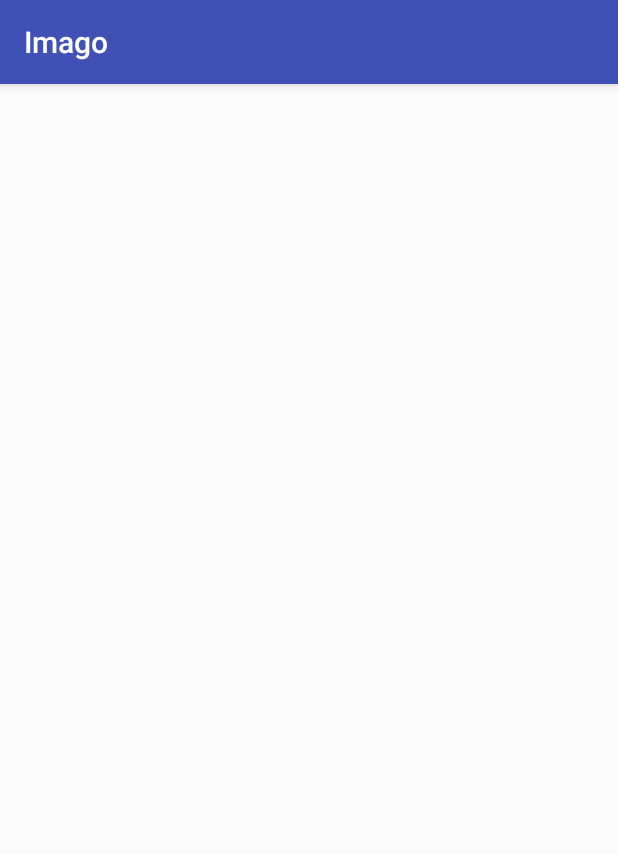
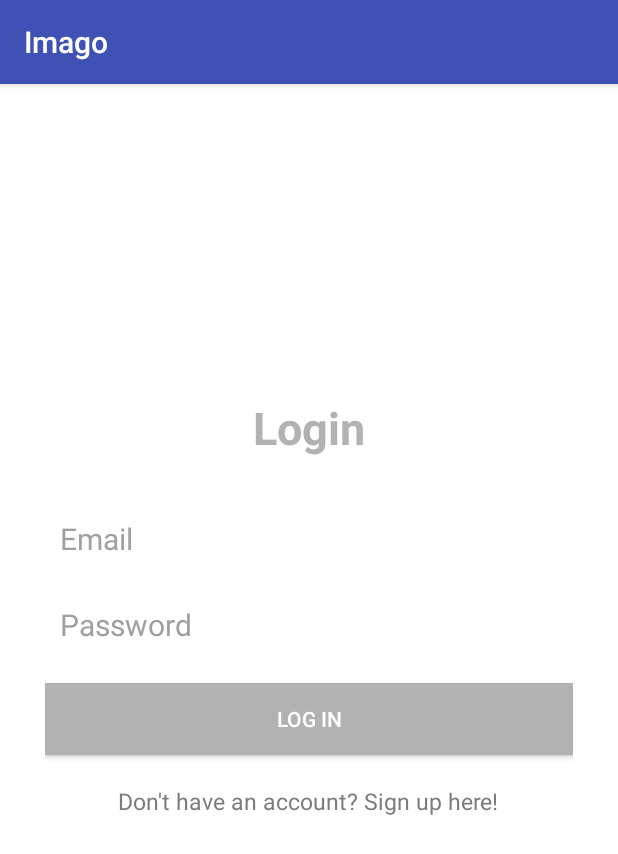
Before and after one commit to katebyars/Imago, an Android app: the screen it shows after launch (LoginActivity), on a phone screen of 412 x 824 dp. Shown: the top 854 px of the screen. Run offline under Robolectric (Android 15) with nearby library versions, the phone set to English and light mode, and no system bars; our stand-ins replace ButterKnife; 1 statement that could not run was skipped.

```diff
--- a/app/src/main/java/com/example/guest/imago/ui/LoginActivity.java
+++ b/app/src/main/java/com/example/guest/imago/ui/LoginActivity.java
@@ -1,10 +1,72 @@
 package com.example.guest.imago.ui;
 
+import android.content.Intent;
+import android.graphics.Typeface;
+import android.os.Bundle;
 import android.support.v7.app.AppCompatActivity;
+import android.view.View;
+import android.widget.Button;
+import android.widget.EditText;
+import android.widget.TextView;
 
-/**
- * Created by Guest on 10/30/17.
- */
+import com.example.guest.imago.R;
 
-public class LoginActivity extends AppCompatActivity {
+import org.w3c.dom.Text;
+
+import butterknife.Bind;
+import butterknife.ButterKnife;
+
+public class LoginActivity extends AppCompatActivity implements View.OnClickListener {
+
+    @Bind(R.id.registerTextView)
+    TextView mRegisterTextView;
+
+    @Bind(R.id.emailEditText)
+    EditText mEmailEditText;
+
+    @Bind(R.id.passwordEditText)
+    EditText mPasswordEditText;
+
+    @Bind(R.id.passwordLoginButton)
+    Button mPasswordLoginButton;
+
+    @Bind(R.id.registerTextView)
+    TextView getmRegisterTextView;
+
+    @Bind(R.id.loginTitleTextView)
+    TextView mLoginTitleTextView;
+
+    @Override
+    protected void onCreate(Bundle savedInstanceState) {
+        super.onCreate(savedInstanceState);
+        setContentView(R.layout.activity_login);
+
+        ButterKnife.bind(this);
+
+        Typeface blackTinBox = Typeface.createFromAsset(getAssets(), "fonts/Walkwayrounded.ttf");
+        mRegisterTextView.setTypeface(blackTinBox);
+
+
+        ButterKnife.bind(this);
+        mRegisterTextView.setOnClickListener(this);
+        mPasswordLoginButton.setOnClickListener(this);
+    }
+
+    @Override
+    public void onClick(View view) {
+
+        if (view == mRegisterTextView) {
+            Intent intent = new Intent(LoginActivity.this, CreateAccountActivity.class);
+            startActivity(intent);
+            finish();
+        }
+
+        if (view == mPasswordLoginButton) {
+            Intent intent = new Intent(LoginActivity.this, MainActivity.class);
+            startActivity(intent);
+            finish();
+        }
+    }
+
+
 }
--- a/app/src/main/java/com/example/guest/imago/ui/MainActivity.java
+++ b/app/src/main/java/com/example/guest/imago/ui/MainActivity.java
@@ -65,7 +65,6 @@ public class MainActivity extends AppCompatActivity implements View.OnClickListe
     public void onClick(View v) {
         if(v == mFindImagesButton) {
             String query = mSearchEditText.getText().toString();
-            addToSharedPreferences(query);
             Intent intent = new Intent(MainActivity.this, ImageListActivity.class);
             intent.putExtra("query", query);
             startActivity(intent);
--- a/app/src/main/res/layout/activity_login.xml
+++ b/app/src/main/res/layout/activity_login.xml
@@ -5,7 +5,7 @@
     android:layout_width="match_parent"
     android:layout_height="match_parent"
     tools:context="com.example.guest.imago.ui.LoginActivity"
-    android:background="@color/colorPrimary">
+    android:background="@color/colorWhite">
 
     <LinearLayout
         android:orientation="vertical"
@@ -43,16 +43,15 @@
             android:textColorHint="@color/colorDivider"
             android:textSize="20sp" />
 
-
         <Button
             android:id="@+id/passwordLoginButton"
             android:layout_width="match_parent"
             android:layout_height="wrap_content"
             android:padding="10dp"
             android:text="Log in"
-            android:background="@color/colorAccent"
+            android:background="@color/colorPrimaryLight"
             android:layout_marginTop="15dp"
-            android:textColor="@color/colorTextIcons" />
+            android:textColor="@color/colorWhite" />
 
         <TextView
             android:layout_width="wrap_content"
@@ -68,6 +67,7 @@
     </LinearLayout>
 
     <TextView
+        android:id="@+id/loginTitleTextView"
         android:layout_width="wrap_content"
         android:layout_height="wrap_content"
         android:text="Login"
```
Also changed, not shown: app/src/main/java/com/example/guest/imago/ui/CreateAccountActivity.java (+20 -1 lines).
